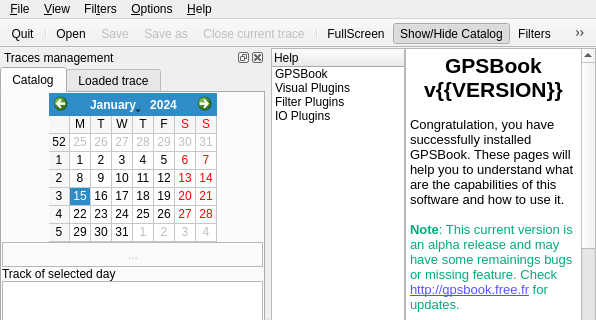
Old version of the form src/GPSBook/mainwindow.ui in the repository shujaatak/gpsbook; both pictures show x 0 to 596 and y 0 to 320 of the 596 by 604 pixel window.
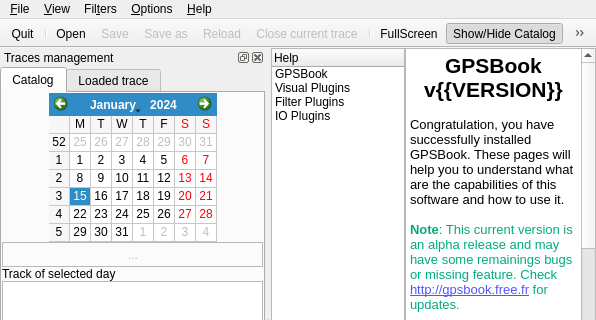
New version of the form. Icons and pictures are not drawn. Custom widgets are drawn as their Qt base class.

Commit message: Fix bug #2. Add reload trace button. Improve edition into plugin Graphic2D

```diff
--- a/src/GPSBook/mainwindow.ui
+++ b/src/GPSBook/mainwindow.ui
@@ -770,6 +770,7 @@
    <addaction name="actionOpen"/>
    <addaction name="actionSave"/>
    <addaction name="actionSaveAs"/>
+   <addaction name="actionReload"/>
    <addaction name="actionClose_current_trace"/>
    <addaction name="separator"/>
    <addaction name="actionFullScreen"/>
@@ -1447,6 +1448,18 @@
     <bool>false</bool>
    </property>
   </action>
+  <action name="actionReload">
+   <property name="enabled">
+    <bool>false</bool>
+   </property>
+   <property name="icon">
+    <iconset resource="icons/gtk/gtk_icons.qrc">
+     <normaloff>:/icons/gtk/go-refresh.png</normaloff>:/icons/gtk/go-refresh.png</iconset>
+   </property>
+   <property name="text">
+    <string>Reload...</string>
+   </property>
+  </action>
  </widget>
  <layoutdefault spacing="6" margin="11"/>
  <customwidgets>
```
Left out of the diff: 2 changed lines with no effect on the pictures. The commit also changes 19 other files.
